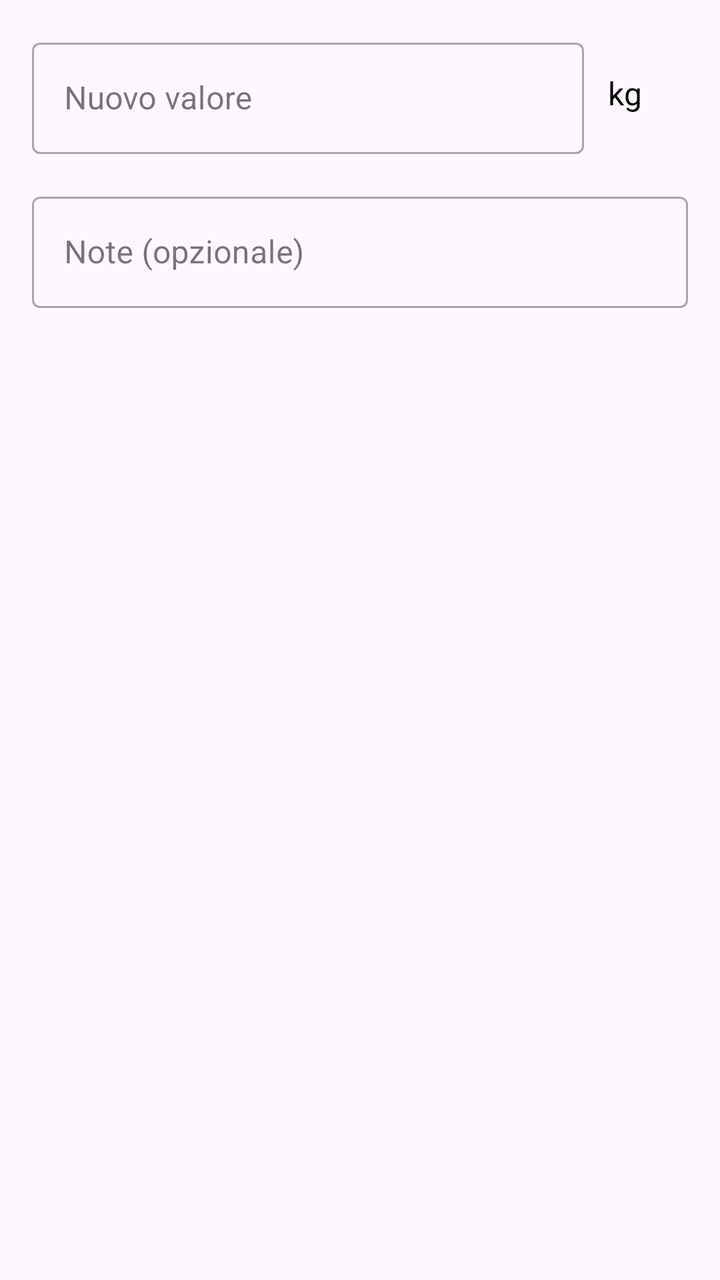
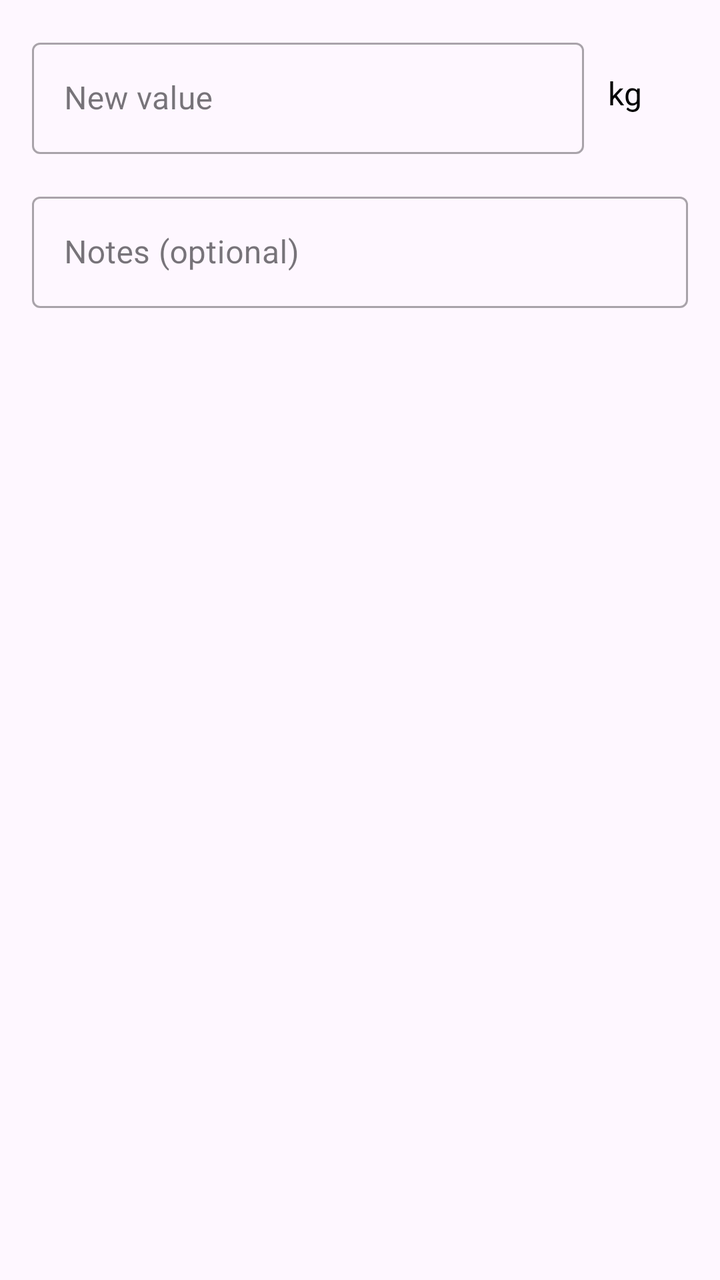

Screens rendered from an Android XML layout before and after an edit, with the pre-edit source and the edit as a unified diff.
<!-- AndroidManifest.xml: application theme Theme.TrGym -->
<!-- res/layout/dialog_add_measurement.xml -->
<?xml version="1.0" encoding="utf-8"?>
<LinearLayout
    xmlns:android="http://schemas.android.com/apk/res/android"
    android:layout_width="match_parent"
    android:layout_height="wrap_content"
    android:orientation="vertical"
    android:padding="16dp">

    
    <LinearLayout
        android:layout_width="match_parent"
        android:layout_height="wrap_content"
        android:orientation="horizontal"
        android:gravity="center_vertical">

        <com.google.android.material.textfield.TextInputLayout
            android:layout_width="0dp"
            android:layout_height="wrap_content"
            android:layout_weight="1"
            android:hint="Nuovo valore"
            style="@style/Widget.MaterialComponents.TextInputLayout.OutlinedBox">

            <com.google.android.material.textfield.TextInputEditText
                android:id="@+id/editTextValue"
                android:layout_width="match_parent"
                android:layout_height="wrap_content"
                android:inputType="numberDecimal"
                android:maxLines="1" />

        </com.google.android.material.textfield.TextInputLayout>

        <TextView
            android:id="@+id/textViewUnit"
            android:layout_width="wrap_content"
            android:layout_height="wrap_content"
            android:text="kg"
            android:textSize="16sp"
            android:textColor="@color/ios_label"
            android:layout_marginStart="12dp"
            android:minWidth="40dp" />

    </LinearLayout>

    
    <com.google.android.material.textfield.TextInputLayout
        android:layout_width="match_parent"
        android:layout_height="wrap_content"
        android:layout_marginTop="16dp"
        android:hint="Note (opzionale)"
        style="@style/Widget.MaterialComponents.TextInputLayout.OutlinedBox">

        <com.google.android.material.textfield.TextInputEditText
            android:id="@+id/editTextNotes"
            android:layout_width="match_parent"
            android:layout_height="wrap_content"
            android:inputType="textMultiLine"
            android:maxLines="3" />

    </com.google.android.material.textfield.TextInputLayout>

</LinearLayout>
<!-- resources referenced by this layout -->
<resources>
  <color name="ios_label">#000000</color>
  <style name="Theme.TrGym" parent="Theme.Material3.DayNight.NoActionBar">
          <item name="android:statusBarColor">@android:color/white</item>
          <item name="android:navigationBarColor">@android:color/white</item> 
          <item name="android:windowLightStatusBar">true</item>
          <item name="android:windowLightNavigationBar">true</item>
          <item name="android:windowSoftInputMode">adjustPan</item>
  
          
      </style>
</resources>

<!-- the commit's change to res/layout/dialog_add_measurement.xml (unified diff, before → after) -->
@@ -17,7 +17,7 @@
             android:layout_width="0dp"
             android:layout_height="wrap_content"
             android:layout_weight="1"
-            android:hint="Nuovo valore"
+            android:hint="New value"
             style="@style/Widget.MaterialComponents.TextInputLayout.OutlinedBox">
 
             <com.google.android.material.textfield.TextInputEditText
@@ -46,7 +46,7 @@
         android:layout_width="match_parent"
         android:layout_height="wrap_content"
         android:layout_marginTop="16dp"
-        android:hint="Note (opzionale)"
+        android:hint="Notes (optional)"
         style="@style/Widget.MaterialComponents.TextInputLayout.OutlinedBox">
 
         <com.google.android.material.textfield.TextInputEditText
